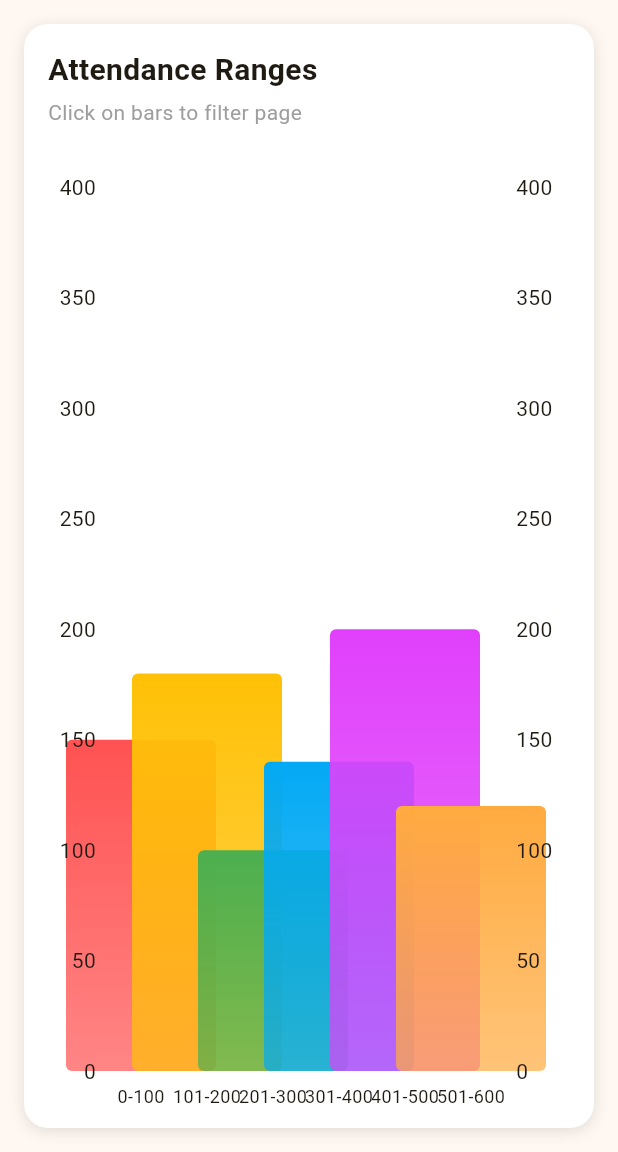
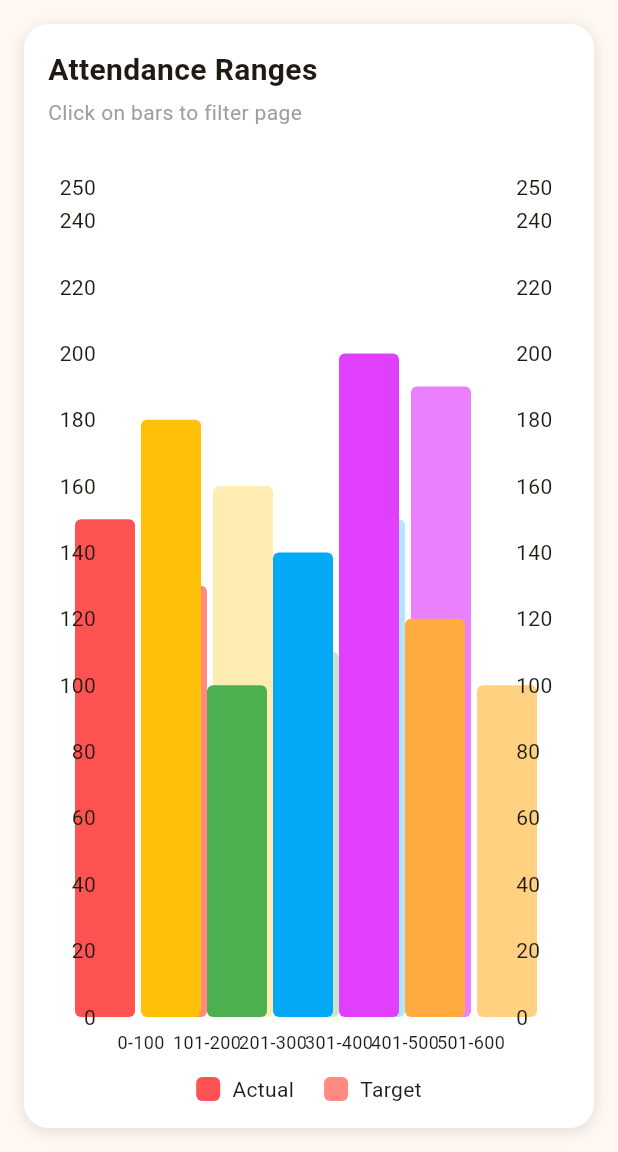
Before and after one commit to ZTRL0291/bar-chart-drilldown, a Flutter app: the screen it shows after launch, on a phone screen of 412 x 824 dp, the part 84-1236 px from its top. Run offline on Flutter 3.47's test engine with Material 3 defaults, Android fonts, the phone set to English and light mode, and no system bars; drawn by our look-alikes of fl_chart.

Commit message:
done with 2 bars in one group

```diff
--- a/lib/main.dart
+++ b/lib/main.dart
@@ -58,9 +58,19 @@
   late Animation<double>
       _revealAnimation; // For the incoming sub-chart reveal (can be left, right, or split)
 
-  final List<String> mainLabels = ['0-100', '101-200', '201-300', '301-400', '401-500', '501-600']; // Added more for testing right side
-  final List<double> mainData = [150, 180, 100, 140, 200, 120]; // Added more for testing right side
-  final List<Color> barColors = [
+  // --- Updated Data Structures for Grouped Bars ---
+  final List<String> mainLabels = ['0-100', '101-200', '201-300', '301-400', '401-500', '501-600'];
+  // List of lists for main chart data (e.g., [Actual, Target] for each group)
+  final List<List<double>> mainGroupedData = [
+    [150, 130], // For '0-100' (Actual, Target)
+    [180, 160], // For '101-200'
+    [100, 110], // For '201-300'
+    [140, 150], // For '301-400'
+    [200, 190], // For '401-500'
+    [120, 100], // For '501-600'
+  ];
+
+  final List<Color> barColors1 = [
     Colors.redAccent,
     Colors.amber,
     Colors.green,
@@ -68,22 +78,47 @@
     Colors.purpleAccent,
     Colors.orangeAccent,
   ];
-  final List<Color> subBarColors = [
-    Colors.deepOrange,
-    Colors.purple,
-    Colors.teal,
-    Colors.pink,
-    Colors.brown,
-    Colors.blueGrey,
+  final List<Color> barColors2 = [
+    Colors.redAccent.shade100, // Lighter shade for the second bar
+    Colors.amber.shade100,
+    Colors.green.shade100,
+    Colors.lightBlue.shade100,
+    Colors.purpleAccent.shade100,
+    Colors.orangeAccent.shade100,
   ];
 
-  final Map<int, List<double>> subChartData = {
-    0: [50, 30, 70],
-    1: [60, 60, 60],
-    2: [40, 30, 30],
-    3: [90, 20, 30],
-    4: [70, 50, 80],
-    5: [45, 35, 40],
+  // Map of lists of lists for sub-chart data
+  final Map<int, List<List<double>>> subChartGroupedData = {
+    0: [
+      [50, 45],
+      [30, 35],
+      [70, 60]
+    ],
+    1: [
+      [60, 55],
+      [60, 65],
+      [60, 50]
+    ],
+    2: [
+      [40, 38],
+      [30, 25],
+      [30, 32]
+    ],
+    3: [
+      [90, 85],
+      [20, 25],
+      [30, 30]
+    ],
+    4: [
+      [70, 65],
+      [50, 55],
+      [80, 75]
+    ],
+    5: [
+      [45, 40],
+      [35, 30],
+      [40, 42]
+    ],
   };
 
   final Map<int, List<String>> subChartLabels = {
@@ -95,6 +130,17 @@
     5: ['P', 'Q', 'R'],
   };
 
+  // Define subBarColors for sub chart bars
+  final List<Color> subBarColors = [
+    Colors.deepOrange,
+    Colors.teal,
+    Colors.indigo,
+    Colors.pink,
+    Colors.blueGrey,
+    Colors.lime,
+  ];
+  // --- End Updated Data Structures ---
+
   @override
   void initState() {
     super.initState();
@@ -103,21 +149,17 @@
       duration: const Duration(milliseconds: 1000), // Total animation duration
     );
 
-    // Animates the black overlay on the main chart
     _blackOverlayAnimation = Tween<double>(begin: 0.0, end: 0.1).animate(
       CurvedAnimation(
         parent: _animationController,
-        curve: const Interval(0.0, 0.5,
-            curve: Curves.easeIn), // Fade in black in the first half
+        curve: const Interval(0.0, 0.5, curve: Curves.easeIn),
       ),
     );
 
-    // Animates the revealing of the sub chart (reveal fraction for clipping)
     _revealAnimation = Tween<double>(begin: 0.0, end: 1.0).animate(
       CurvedAnimation(
         parent: _animationController,
-        curve: const Interval(0.5, 1.0,
-            curve: Curves.easeOut), // Reveal sub chart in the second half
+        curve: const Interval(0.5, 1.0, curve: Curves.easeOut),
       ),
     );
   }
@@ -132,7 +174,7 @@
     RevealAnimationType animationType;
     if (index == 0 || index == 1) {
       animationType = RevealAnimationType.left;
-    } else if (index == mainData.length - 1 || index == mainData.length - 2) {
+    } else if (index == mainGroupedData.length - 1 || index == mainGroupedData.length - 2) {
       animationType = RevealAnimationType.right;
     } else {
       animationType = RevealAnimationType.centerSplit;
@@ -140,9 +182,9 @@
 
     setState(() {
       _selectedRangeIndex = index;
-      _currentAnimationType = animationType; // Set the determined animation type
+      _currentAnimationType = animationType;
       _showMainChart = false;
-      _animationController.forward(from: 0.0); // Start animation forward
+      _animationController.forward(from: 0.0);
     });
   }
 
@@ -150,7 +192,6 @@
     setState(() {
       _showMainChart = true;
       _animationController.reverse(from: 1.0).then((_) {
-        // Only nullify _selectedRangeIndex after reverse animation completes
         _selectedRangeIndex = null;
       });
     });
@@ -166,8 +207,8 @@
         return Stack(
           alignment: Alignment.center,
           children: [
-            ...previousChildren, // Place outgoing children (main chart) behind
-            if (currentChild != null) currentChild, // Place incoming child (sub chart) on top
+            ...previousChildren,
+            if (currentChild != null) currentChild,
           ],
         );
       },
@@ -178,40 +219,35 @@
           animation: _animationController,
           builder: (context, _) {
             if (isMainChart) {
-              // This is the outgoing main chart. Apply a black overlay.
               return Stack(
                 children: [
-                  child, // The main chart itself
+                  child,
                   IgnorePointer(
-                    // Prevent interaction with the fading overlay
                     child: Opacity(
                       opacity: _blackOverlayAnimation.value,
                       child: Container(
-                        color: Colors.black, // The black overlay
+                        color: Colors.black,
                       ),
                     ),
                   ),
                 ],
               );
             } else {
-              // This is the incoming sub-chart. Apply the determined reveal.
-              // This flag ensures the clipper knows if it's animating forward (revealing)
-              // or backward (contracting), and stays fully revealed when completed.
-              final bool isAnimationForward = _animationController.status == AnimationStatus.forward ||
-                                              _animationController.status == AnimationStatus.completed;
+              final bool isAnimationForward =
+                  _animationController.status == AnimationStatus.forward ||
+                      _animationController.status == AnimationStatus.completed;
 
               return ClipPath(
                 clipper: SplitRevealClipper(
                   revealFraction: _revealAnimation.value,
-                  animationType: _currentAnimationType, // Pass the animation type
-                  isForward: isAnimationForward, // Essential for proper clipping after completion
+                  animationType: _currentAnimationType,
+                  isForward: isAnimationForward,
                 ),
                 child: child,
               );
             }
           },
-          child:
-              child, // The child here will be either _buildMainChart() or _buildSubChart()
+          child: child,
         );
       },
       child: _showMainChart ? _buildMainChart() : _buildSubChart(),
@@ -250,24 +286,26 @@
           Expanded(
             child: BarChart(
               BarChartData(
-                barGroups: List.generate(mainData.length, (index) {
+                barGroups: List.generate(mainGroupedData.length, (index) {
+                  final groupData = mainGroupedData[index];
                   return BarChartGroupData(
                     x: index,
+                    // Define multiple BarChartRodData for each group
                     barRods: [
                       BarChartRodData(
-                        toY: mainData[index],
-                        width: 100,
-                        gradient: LinearGradient(
-                          colors: [
-                            barColors[index].withOpacity(0.7),
-                            barColors[index]
-                          ],
-                          begin: Alignment.bottomCenter,
-                          end: Alignment.topCenter,
-                        ),
+                        toY: groupData[0], // First bar (e.g., Actual)
+                        color: barColors1[index],
+                        width: 40, // Adjust width as needed
+                        borderRadius: BorderRadius.circular(4),
+                      ),
+                      BarChartRodData(
+                        toY: groupData[1], // Second bar (e.g., Target)
+                        color: barColors2[index],
+                        width: 40, // Adjust width as needed
                         borderRadius: BorderRadius.circular(4),
                       ),
                     ],
+                    barsSpace: 8, // Space between the two bars in a group
                   );
                 }),
                 barTouchData: BarTouchData(
@@ -277,11 +315,11 @@
                     tooltipPadding: const EdgeInsets.all(8),
                     tooltipMargin: 8,
                     getTooltipItem: (group, groupIndex, rod, rodIndex) {
-                      double percentage = (mainData[groupIndex] /
-                              mainData.reduce((a, b) => a + b)) *
-                          100;
+                      // Adjust tooltip to show data for the specific rod touched
+                      final value = mainGroupedData[groupIndex][rodIndex].toInt();
+                      String label = rodIndex == 0 ? 'Actual' : 'Target';
                       return BarTooltipItem(
-                        'Students: ${mainData[groupIndex].toInt()} (${percentage.toStringAsFixed(2)}%)',
+                        '$label: $value',
                         const TextStyle(color: Colors.black),
                       );
                     },
@@ -319,12 +357,9 @@
                   topTitles: AxisTitles(
                     sideTitles: SideTitles(
                       showTitles: true,
-                      reservedSize: 24, // Give space to show top labels
+                      reservedSize: 24,
                       getTitlesWidget: (value, meta) {
-                        return const Text(
-                          '', // You can also write: '${value.toInt()}' if needed
-                          style: TextStyle(fontSize: 10),
-                        );
+                        return const Text('', style: TextStyle(fontSize: 10));
                       },
                     ),
                   ),
@@ -332,8 +367,20 @@
                 borderData: FlBorderData(show: false),
                 gridData: FlGridData(show: false),
                 alignment: BarChartAlignment.spaceAround,
-                maxY: 400,
+                maxY: 250, // Max Y should be adjusted based on your new data
               ),
+            ),
+          ),
+          // Add a legend if desired for the two bars
+          Padding(
+            padding: const EdgeInsets.only(top: 16.0),
+            child: Row(
+              mainAxisAlignment: MainAxisAlignment.center,
+              children: [
+                const _LegendColor(color: Colors.redAccent, text: 'Actual'),
+                const SizedBox(width: 20),
+                _LegendColor(color: Colors.redAccent.shade100, text: 'Target'),
+              ],
             ),
           ),
         ],
@@ -342,11 +389,10 @@
   }
 
   Widget _buildSubChart() {
-    // Ensure _selectedRangeIndex is not null before using it
     if (_selectedRangeIndex == null) {
-      return const SizedBox.shrink(); // Or a loading indicator, or error message
+      return const SizedBox.shrink();
     }
-    final data = subChartData[_selectedRangeIndex!]!;
+    final data = subChartGroupedData[_selectedRangeIndex!]!;
     final labels = subChartLabels[_selectedRangeIndex!]!;
 
     return Container(
@@ -387,24 +433,24 @@
             child: BarChart(
               BarChartData(
                 barGroups: List.generate(data.length, (index) {
+                  final groupData = data[index];
                   return BarChartGroupData(
                     x: index,
                     barRods: [
                       BarChartRodData(
-                        toY: data[index],
-                        width: 100,
-                        gradient: LinearGradient(
-                          colors: [
-                            subBarColors[index % subBarColors.length]
-                                .withOpacity(0.7),
-                            subBarColors[index % subBarColors.length]
-                          ],
-                          begin: Alignment.bottomCenter,
-                          end: Alignment.topCenter,
-                        ),
+                        toY: groupData[0], // First bar (e.g., Actual)
+                        color: subBarColors[index % subBarColors.length],
+                        width: 40,
+                        borderRadius: BorderRadius.circular(4),
+                      ),
+                      BarChartRodData(
+                        toY: groupData[1], // Second bar (e.g., Target)
+                        color: subBarColors[index % subBarColors.length].withOpacity(0.5), // Lighter shade
+                        width: 40,
                         borderRadius: BorderRadius.circular(4),
                       ),
                     ],
+                    barsSpace: 8, // Space between bars in a group
                   );
                 }),
                 barTouchData: BarTouchData(
@@ -414,11 +460,10 @@
                     tooltipPadding: const EdgeInsets.all(8),
                     tooltipMargin: 8,
                     getTooltipItem: (group, groupIndex, rod, rodIndex) {
-                      double percentage =
-                          (data[groupIndex] / data.reduce((a, b) => a + b)) *
-                              100;
+                      final value = data[groupIndex][rodIndex].toInt();
+                      String label = rodIndex == 0 ? 'Actual' : 'Target';
                       return BarTooltipItem(
-                        'Students: ${data[groupIndex].toInt()} (${percentage.toStringAsFixed(2)}%)',
+                        '$label: $value',
                         const TextStyle(color: Colors.black),
                       );
                     },
@@ -449,12 +494,9 @@
                   topTitles: AxisTitles(
                     sideTitles: SideTitles(
                       showTitles: true,
-                      reservedSize: 24, // Give space to show top labels
+                      reservedSize: 24,
                       getTitlesWidget: (value, meta) {
-                        return const Text(
-                          '', // You can also write: '${value.toInt()}' if needed
-                          style: TextStyle(fontSize: 10),
-                        );
+                        return const Text('', style: TextStyle(fontSize: 10));
                       },
                     ),
                   ),
@@ -464,6 +506,18 @@
                 alignment: BarChartAlignment.spaceAround,
                 maxY: 100,
               ),
+            ),
+          ),
+          // Add a legend if desired for the two bars
+          Padding(
+            padding: const EdgeInsets.only(top: 16.0),
+            child: Row(
+              mainAxisAlignment: MainAxisAlignment.center,
+              children: [
+                const _LegendColor(color: Colors.deepOrange, text: 'Actual'),
+                const SizedBox(width: 20),
+                _LegendColor(color: Colors.deepOrange.withOpacity(0.5), text: 'Target'),
+              ],
             ),
           ),
         ],
@@ -486,7 +540,6 @@
 
   @override
   Path getClip(Size size) {
-    // The effective fraction depends on whether we are revealing (forward) or contracting (reverse)
     final double effectiveRevealFraction = isForward ? revealFraction : (1.0 - revealFraction);
 
     final path = Path();
@@ -510,7 +563,6 @@
         ));
         break;
       case RevealAnimationType.centerSplit:
-      // Left half (expands from center to left)
         path.addRect(Rect.fromLTWH(
           halfWidth - (halfWidth * effectiveRevealFraction),
           0,
@@ -518,7 +570,6 @@
           size.height,
         ));
 
-        // Right half (expands from center to right)
         path.addRect(Rect.fromLTWH(
           halfWidth,
           0,
@@ -537,3 +588,33 @@
            oldClipper.isForward != isForward;
   }
 }
+
+// Helper widget for displaying a legend item
+class _LegendColor extends StatelessWidget {
+  final Color color;
+  final String text;
+
+  const _LegendColor({
+    Key? key,
+    required this.color,
+    required this.text,
+  }) : super(key: key);
+
+  @override
+  Widget build(BuildContext context) {
+    return Row(
+      children: [
+        Container(
+          width: 16,
+          height: 16,
+          decoration: BoxDecoration(
+            color: color,
+            borderRadius: BorderRadius.circular(4),
+          ),
+        ),
+        const SizedBox(width: 8),
+        Text(text),
+      ],
+    );
+  }
+}
```
